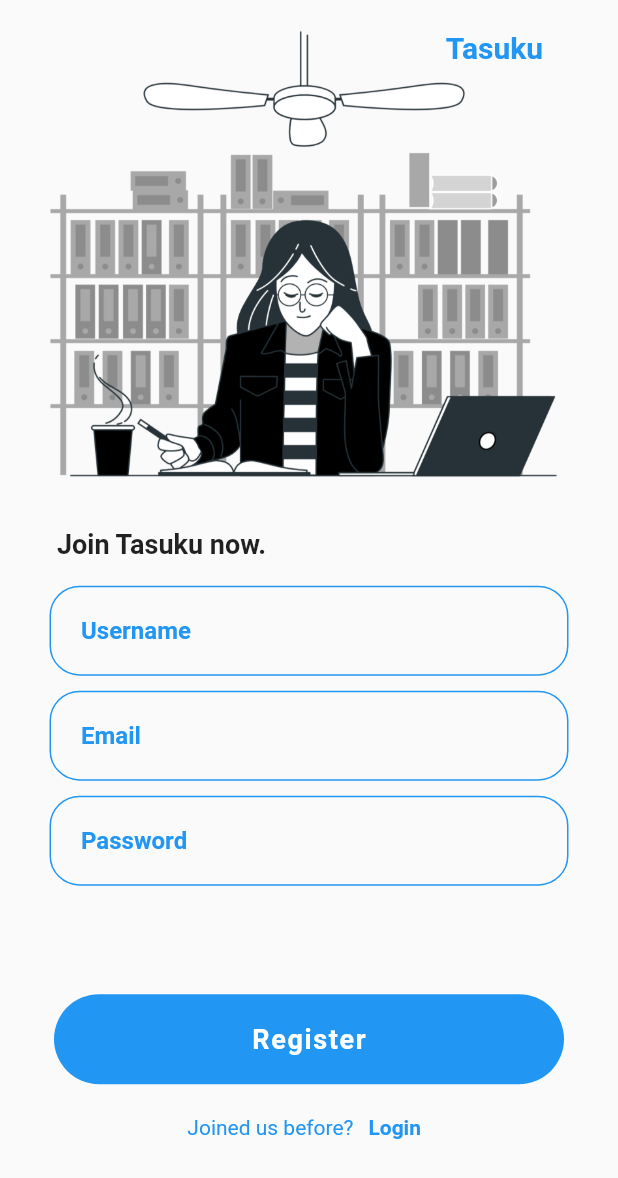
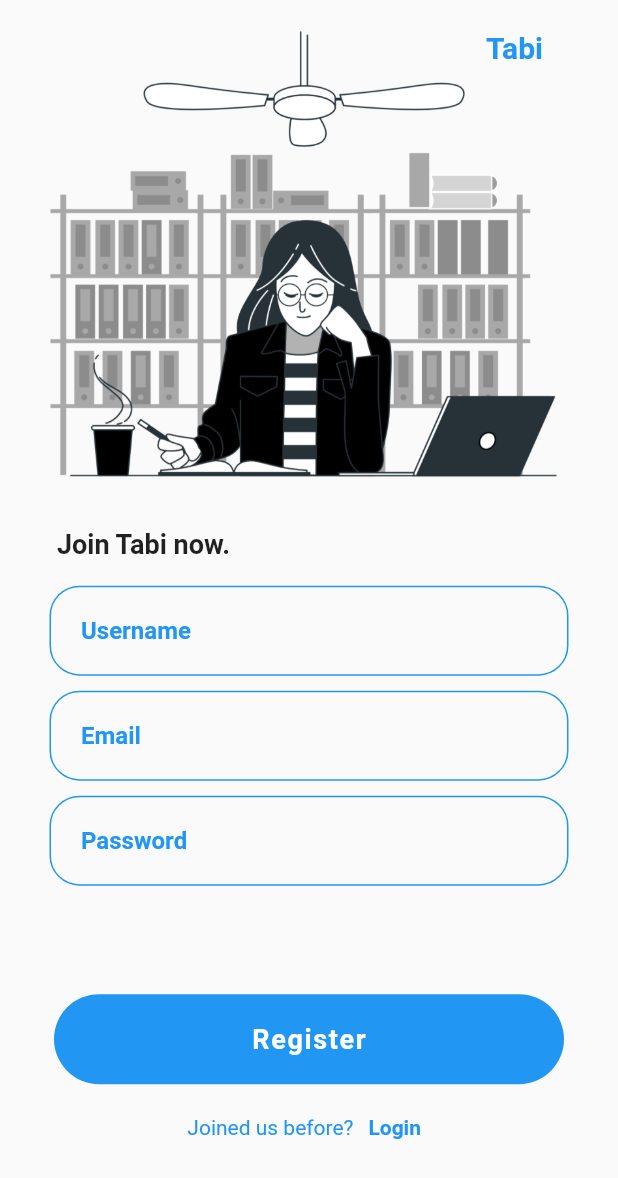
Before and after one commit to martinericksonn/Lapetaje-Chat-App, a Flutter app: the screen it shows after launch, after a tap on "Register", on a phone screen of 412 x 824 dp. Shown: the top 1178 px of the screen. Run offline on Flutter 3.47's test engine with Material 2 defaults, Android fonts, the phone set to English and light mode, and no system bars; our stand-ins replace cloud_firestore, firebase_auth, firebase_core, get_it, modal_bottom_sheet; accounts and stored records are empty.

Commit message:
modified chat model

```diff
--- a/chat_app/lib/src/app.dart
+++ b/chat_app/lib/src/app.dart
@@ -1,6 +1,7 @@
-import 'package:chat_app/src/screens/authentication/login/login_screen.dart';
+import 'package:chat_app/src/screens/authentication/login_screen.dart';
 import 'package:chat_app/src/service_locators.dart';
 import 'package:flutter/material.dart';
+import 'package:flutter/services.dart';
 
 import 'controllers/navigation/navigation_service.dart';
 
@@ -12,10 +13,20 @@ class MyApp extends StatelessWidget {
 
   @override
   Widget build(BuildContext context) {
+    // SystemChrome.setSystemUIOverlayStyle(
+    //   SystemUiOverlayStyle(
+    //     statusBarColor: Theme.of(context).primaryColorDark,
+    //   ),
+    // );
     return MaterialApp(
       restorationScopeId: 'app',
       debugShowCheckedModeBanner: false,
-      theme: ThemeData(),
+      theme: ThemeData(
+        // ignore: prefer_const_constructors
+        appBarTheme: AppBarTheme(
+          systemOverlayStyle: SystemUiOverlayStyle.light, // 2
+        ),
+      ),
       darkTheme: ThemeData.dark(),
       builder: (context, Widget? child) => child as Widget,
       navigatorKey: locator<NavigationService>().navigatorKey,
--- a/chat_app/lib/src/controllers/auth_controller.dart
+++ b/chat_app/lib/src/controllers/auth_controller.dart
@@ -2,7 +2,7 @@ import 'dart:async';
 
 import 'package:chat_app/src/controllers/navigation/navigation_service.dart';
 import 'package:chat_app/src/models/chat_user_model.dart';
-import 'package:chat_app/src/screens/authentication/login/login_screen.dart';
+import 'package:chat_app/src/screens/authentication/login_screen.dart';
 import 'package:chat_app/src/screens/home/home_screen.dart';
 import 'package:cloud_firestore/cloud_firestore.dart';
 import 'package:firebase_auth/firebase_auth.dart';
--- a/chat_app/lib/src/controllers/navigation/navigation_service.dart
+++ b/chat_app/lib/src/controllers/navigation/navigation_service.dart
@@ -1,4 +1,4 @@
-import 'package:chat_app/src/screens/authentication/login/login_screen.dart';
+import 'package:chat_app/src/screens/authentication/login_screen.dart';
 import 'package:chat_app/src/screens/home/home_screen.dart';
 import 'package:flutter/material.dart' as material;
 import 'package:flutter/material.dart';
--- a/chat_app/lib/src/screens/authentication/login/login_screen.dart
+++ b/chat_app/lib/src/screens/authentication/login_screen.dart
@@ -2,10 +2,10 @@
 import 'package:chat_app/src/controllers/navigation/navigation_service.dart';
 import 'package:flutter/material.dart';
 
-import '../../../controllers/auth_controller.dart';
-import '../../../service_locators.dart';
-import '../../home/home_screen.dart';
-import '../register/register_screen.dart';
+import '../../controllers/auth_controller.dart';
+import '../../service_locators.dart';
+import '../home/home_screen.dart';
+import 'register_screen.dart';
 
 class LoginScreen extends StatefulWidget {
   static const String route = 'auth-screen';
@@ -127,8 +127,8 @@ class _LoginScreenState extends State<LoginScreen> {
         mainAxisAlignment: MainAxisAlignment.center,
         children: [
           Text(
-            "New to Tasuku?",
-            style: TextStyle(color: Theme.of(context).colorScheme.secondary),
+            "New to Tabi?",
+            style: TextStyle(color: Theme.of(context).colorScheme.primary),
           ),
           TextButton(
               onPressed: () {
@@ -141,7 +141,7 @@ class _LoginScreenState extends State<LoginScreen> {
               child: Text(
                 "Register",
                 style: TextStyle(
-                  color: Theme.of(context).colorScheme.secondary,
+                  color: Theme.of(context).colorScheme.primary,
                   fontWeight: FontWeight.bold,
                 ),
               )),
@@ -171,7 +171,7 @@ class _LoginScreenState extends State<LoginScreen> {
         // padding:
         //     EdgeInsets.symmetric(horizontal: 30, vertical: 22),
         decoration: BoxDecoration(
-            color: Theme.of(context).colorScheme.secondary,
+            color: Theme.of(context).colorScheme.primary,
             borderRadius: BorderRadius.circular(50)),
         child: Center(
           child: Text(
@@ -195,7 +195,7 @@ class _LoginScreenState extends State<LoginScreen> {
         child: Text(
           "Forget password?",
           style: TextStyle(
-            color: Theme.of(context).colorScheme.secondary,
+            color: Theme.of(context).colorScheme.primary,
           ),
         ),
       ),
@@ -224,7 +224,7 @@ class _LoginScreenState extends State<LoginScreen> {
             border: Border.all(
               color: isPasswordEmpty
                   ? Colors.red
-                  : Theme.of(context).colorScheme.secondary,
+                  : Theme.of(context).colorScheme.primary,
               width: isPasswordEmpty ? 2.0 : 1.0,
             ), // set
             // color: Theme.of(context).colorScheme.secondary,
@@ -251,7 +251,7 @@ class _LoginScreenState extends State<LoginScreen> {
             hintStyle: TextStyle(
                 color: isPasswordEmpty
                     ? Colors.red
-                    : Theme.of(context).colorScheme.secondary),
+                    : Theme.of(context).colorScheme.primary),
             hintText: "Password",
             contentPadding:
                 EdgeInsets.only(left: 15, bottom: 11, top: 11, right: 15),
@@ -267,7 +267,7 @@ class _LoginScreenState extends State<LoginScreen> {
             border: Border.all(
               color: isEmailEmpty
                   ? Colors.red
-                  : Theme.of(context).colorScheme.secondary,
+                  : Theme.of(context).colorScheme.primary,
               width: isEmailEmpty ? 2.0 : 1.0,
             ), // set
             // color: Theme.of(context).colorScheme.secondary,
@@ -291,7 +291,7 @@ class _LoginScreenState extends State<LoginScreen> {
             hintStyle: TextStyle(
                 color: isEmailEmpty
                     ? Colors.red
-                    : Theme.of(context).colorScheme.secondary),
+                    : Theme.of(context).colorScheme.primary),
             hintText: "Email",
             contentPadding:
                 EdgeInsets.only(left: 15, bottom: 11, top: 11, right: 15),
@@ -306,9 +306,9 @@ class _LoginScreenState extends State<LoginScreen> {
         child: Padding(
           padding: const EdgeInsets.symmetric(horizontal: 50.0, vertical: 20),
           child: Text(
-            "Tasuku",
+            "Tabi",
             style: TextStyle(
-                color: Theme.of(context).colorScheme.secondary,
+                color: Theme.of(context).colorScheme.primary,
                 fontWeight: FontWeight.bold,
                 fontSize: 20),
           ),
@@ -336,9 +336,9 @@ class _LoginScreenState extends State<LoginScreen> {
       title: Container(
         alignment: Alignment.centerRight,
         child: Text(
-          "Tasuku",
+          "Tabi",
           style: TextStyle(
-              color: Theme.of(context).colorScheme.secondary,
+              color: Theme.of(context).colorScheme.primary,
               fontWeight: FontWeight.bold),
         ),
       ),
--- a/chat_app/lib/src/screens/authentication/register/register_screen.dart
+++ b/chat_app/lib/src/screens/authentication/register_screen.dart
@@ -2,7 +2,7 @@
 
 import 'package:flutter/material.dart';
 
-import '../../../controllers/auth_controller.dart';
+import '../../controllers/auth_controller.dart';
 
 class RegisterScreen extends StatefulWidget {
   final AuthController auth;
@@ -113,7 +113,7 @@ class _RegisterScreenState extends State<RegisterScreen> {
         children: [
           Text(
             "Joined us before? ",
-            style: TextStyle(color: Theme.of(context).colorScheme.secondary),
+            style: TextStyle(color: Theme.of(context).colorScheme.primary),
           ),
           TextButton(
               onPressed: () {
@@ -127,7 +127,7 @@ class _RegisterScreenState extends State<RegisterScreen> {
               child: Text(
                 "Login",
                 style: TextStyle(
-                  color: Theme.of(context).colorScheme.secondary,
+                  color: Theme.of(context).colorScheme.primary,
                   fontWeight: FontWeight.bold,
                 ),
               )),
@@ -170,7 +170,7 @@ class _RegisterScreenState extends State<RegisterScreen> {
         // padding:
         //     EdgeInsets.symmetric(horizontal: 30, vertical: 22),
         decoration: BoxDecoration(
-            color: Theme.of(context).colorScheme.secondary,
+            color: Theme.of(context).colorScheme.primary,
             borderRadius: BorderRadius.circular(50)),
         child: Center(
           child: Text(
@@ -195,7 +195,7 @@ class _RegisterScreenState extends State<RegisterScreen> {
         child: Text(
           "Forget password?",
           style: TextStyle(
-            color: Theme.of(context).colorScheme.secondary,
+            color: Theme.of(context).colorScheme.primary,
           ),
         ),
       ),
@@ -207,7 +207,7 @@ class _RegisterScreenState extends State<RegisterScreen> {
       padding: EdgeInsets.symmetric(horizontal: 10, vertical: 12),
       alignment: Alignment.topLeft,
       child: Text(
-        "Join Tasuku now.",
+        "Join Tabi now.",
         style: TextStyle(
           fontSize: 18,
           fontWeight: FontWeight.bold,
@@ -224,11 +224,11 @@ class _RegisterScreenState extends State<RegisterScreen> {
             border: Border.all(
               color: isPasswordEmpty
                   ? Colors.red
-                  : Theme.of(context).colorScheme.secondary, // set border
+                  : Theme.of(context).colorScheme.primary, // set border
 
               width: isPasswordEmpty ? 2.0 : 1.0,
             ), // set
-            // color: Theme.of(context).colorScheme.secondary,
+            // color: Theme.of(context).colorScheme.primary,
             borderRadius: BorderRadius.circular(20)),
         child: TextFormField(
           controller: _passCon,
@@ -251,7 +251,7 @@ class _RegisterScreenState extends State<RegisterScreen> {
             hintStyle: TextStyle(
                 color: isPasswordEmpty
                     ? Colors.red
-                    : Theme.of(context).colorScheme.secondary),
+                    : Theme.of(context).colorScheme.primary),
             hintText: "Password",
             contentPadding:
                 EdgeInsets.only(left: 15, bottom: 11, top: 11, right: 15),
@@ -267,10 +267,10 @@ class _RegisterScreenState extends State<RegisterScreen> {
             border: Border.all(
               color: isUsernameEmpty
                   ? Colors.red
-                  : Theme.of(context).colorScheme.secondary,
+                  : Theme.of(context).colorScheme.primary,
               width: isUsernameEmpty ? 2.0 : 1.0,
             ), // set
-            // color: Theme.of(context).colorScheme.secondary,
+            // color: Theme.of(context).colorScheme.primary,
             borderRadius: BorderRadius.circular(20)),
         child: TextFormField(
           controller: _unCon,
@@ -290,7 +290,7 @@ class _RegisterScreenState extends State<RegisterScreen> {
             hintStyle: TextStyle(
                 color: isUsernameEmpty
                     ? Colors.red
-                    : Theme.of(context).colorScheme.secondary),
+                    : Theme.of(context).colorScheme.primary),
             hintText: "Username",
             contentPadding:
                 EdgeInsets.only(left: 15, bottom: 11, top: 11, right: 15),
@@ -306,12 +306,12 @@ class _RegisterScreenState extends State<RegisterScreen> {
             border: Border.all(
               color: isEmailEmpty
                   ? Colors.red
-                  : Theme.of(context).colorScheme.secondary,
+                  : Theme.of(context).colorScheme.primary,
               // Colors.red,
 
               width: isEmailEmpty ? 2.0 : 1.0,
             ), // set
-            // color: Theme.of(context).colorScheme.secondary,
+            // color: Theme.of(context).colorScheme.primary,
             borderRadius: BorderRadius.circular(20)),
         child: TextFormField(
           controller: _emailCon,
@@ -331,7 +331,7 @@ class _RegisterScreenState extends State<RegisterScreen> {
             hintStyle: TextStyle(
                 color: isEmailEmpty
                     ? Colors.red
-                    : Theme.of(context).colorScheme.secondary),
+                    : Theme.of(context).colorScheme.primary),
             hintText: "Email",
             contentPadding:
                 EdgeInsets.only(left: 15, bottom: 11, top: 11, right: 15),
@@ -346,9 +346,9 @@ class _RegisterScreenState extends State<RegisterScreen> {
         child: Padding(
           padding: const EdgeInsets.symmetric(horizontal: 50.0, vertical: 20),
           child: Text(
-            "Tasuku",
+            "Tabi",
             style: TextStyle(
-                color: Theme.of(context).colorScheme.secondary,
+                color: Theme.of(context).colorScheme.primary,
                 fontWeight: FontWeight.bold,
                 fontSize: 20),
           ),
@@ -372,9 +372,9 @@ class _RegisterScreenState extends State<RegisterScreen> {
       title: Container(
         alignment: Alignment.centerRight,
         child: Text(
-          "Tasuku",
+          "Tabi",
           style: TextStyle(
-              color: Theme.of(context).colorScheme.secondary,
+              color: Theme.of(context).colorScheme.primary,
               fontWeight: FontWeight.bold),
         ),
       ),
--- a/chat_app/lib/src/screens/home/home_screen.dart
+++ b/chat_app/lib/src/screens/home/home_screen.dart
@@ -4,6 +4,7 @@ import 'package:chat_app/src/controllers/auth_controller.dart';
 import 'package:chat_app/src/controllers/chat_controller.dart';
 import 'package:chat_app/src/models/chat_user_model.dart';
 import 'package:chat_app/src/widgets/chat_card.dart';
+import 'package:flutter/services.dart';
 import 'package:modal_bottom_sheet/modal_bottom_sheet.dart';
 
 import 'package:flutter/material.dart';
@@ -62,6 +63,11 @@ class _HomeScreenState extends State<HomeScreen> {
 
   @override
   Widget build(BuildContext context) {
+    SystemChrome.setSystemUIOverlayStyle(SystemUiOverlayStyle(
+      systemNavigationBarColor: Theme.of(context).bottomAppBarColor,
+      statusBarColor: Theme.of(context).primaryColor,
+      //color set to transperent or set your own color
+    ));
     return Scaffold(
       resizeToAvoidBottomInset: true,
       appBar: AppBar(
```
Also changed, not shown: chat_app/lib/src/models/chat_message_model.dart (+19 -7 lines), chat_app/lib/src/widgets/bottom_sheet.dart (added, +110 -0 lines), chat_app/lib/src/widgets/chat_card.dart (+5 -104 lines).
